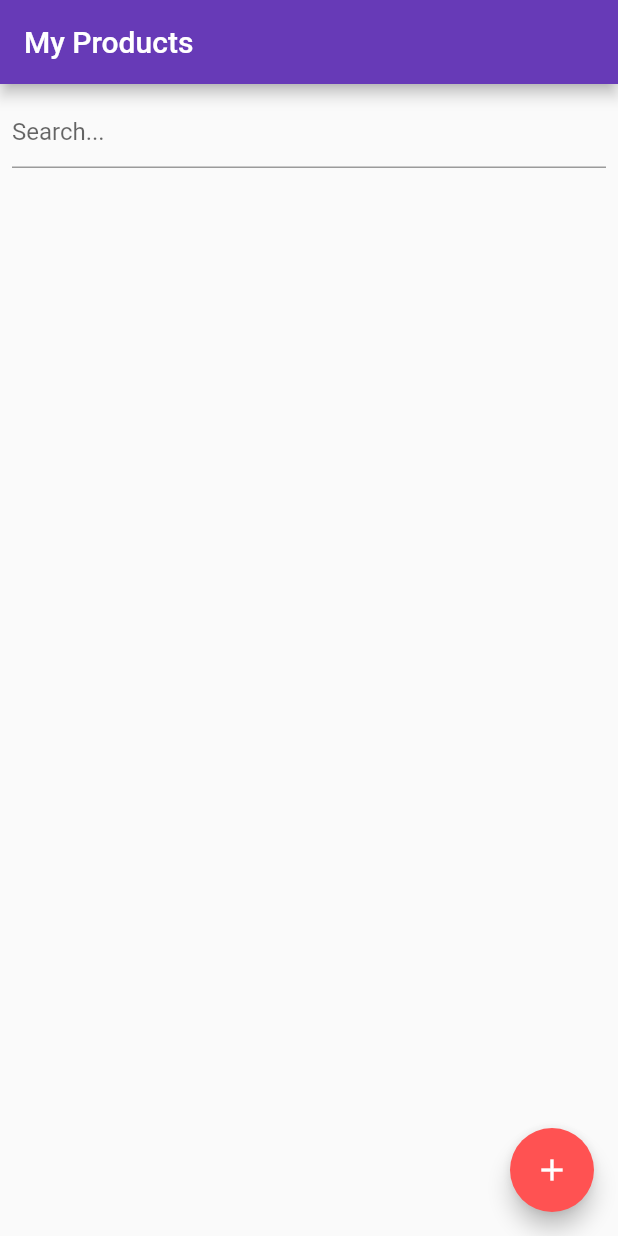
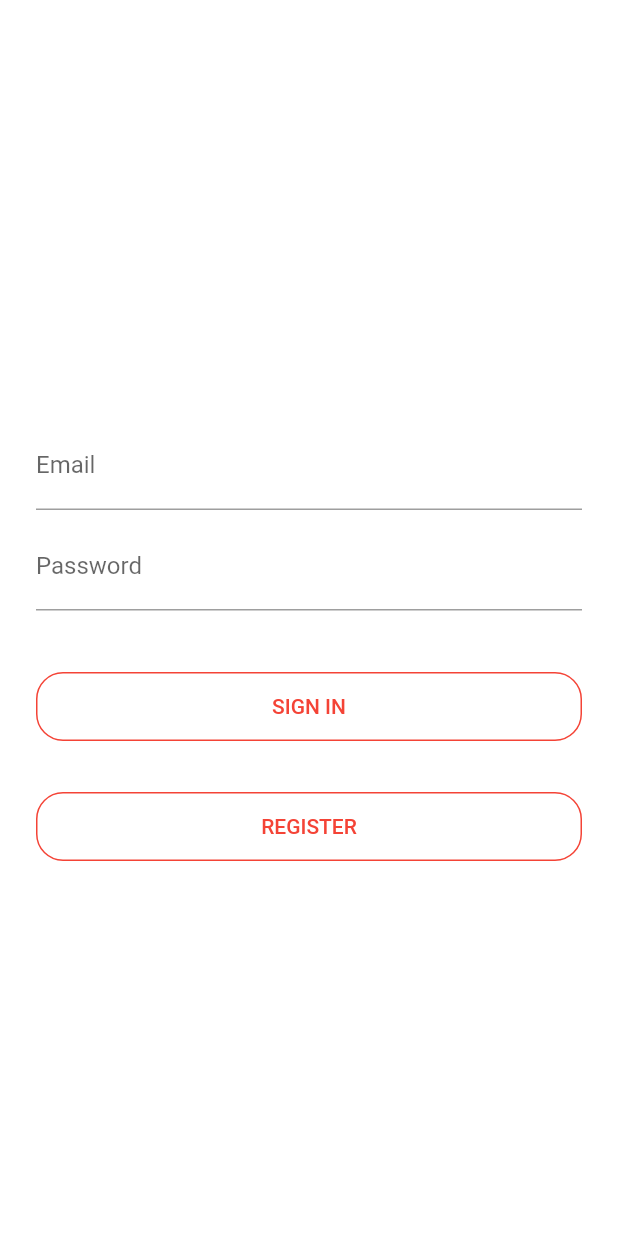
Before and after one commit to shrey-creator/BusinessEase, a Flutter app: the screen it shows after launch, on a phone screen of 412 x 824 dp. Run offline on Flutter 3.47's test engine with Material 2 defaults, Android fonts, the phone set to English and light mode, and no system bars; drawn by our look-alikes of firebase_database; our stand-ins replace firebase_auth, firebase_core, shared_preferences; accounts and stored records are empty.

Commit message:
final app is ready

```diff
--- a/lib/main.dart
+++ b/lib/main.dart
@@ -1,8 +1,20 @@
+import 'package:business/screens/login_registration.dart';
+import 'package:firebase_auth/firebase_auth.dart';
 import 'package:flutter/material.dart';
+import 'package:shared_preferences/shared_preferences.dart';
 import 'screens/products.dart';
+import 'package:firebase_core/firebase_core.dart';
 
-void main() {
-  runApp(MyApp());
+final _auth = FirebaseAuth.instance;
+dynamic loggedInUser;
+
+Future<void> main() async {
+  WidgetsFlutterBinding.ensureInitialized();
+  await Firebase.initializeApp();
+  SharedPreferences prefs = await SharedPreferences.getInstance();
+  var email = prefs.getString('email');
+  //print(email);
+  runApp(MaterialApp(home: email == null ? MyApp() : Home()));
 }
 
 class MyApp extends StatelessWidget {
@@ -16,6 +28,22 @@ class MyApp extends StatelessWidget {
         primaryColor: Colors.deepPurple,
         accentColor: Colors.redAccent,
       ),
+      home: RegistrationScreen(),
+    );
+  }
+}
+
+class Home extends StatelessWidget {
+  // This widget is the root of your application.
+  @override
+  Widget build(BuildContext context) {
+    return MaterialApp(
+      debugShowCheckedModeBanner: false,
+      title: 'My Products',
+      theme: ThemeData(
+        primaryColor: Colors.deepPurple,
+        accentColor: Colors.redAccent,
+      ),
       home: Products(),
     );
   }
--- /dev/null
+++ b/lib/screens/login_registration.dart
@@ -0,0 +1,231 @@
+import 'package:business/screens/products.dart';
+import 'package:flutter/material.dart';
+import 'package:shared_preferences/shared_preferences.dart';
+import '../components/round_buttions.dart';
+import 'package:firebase_auth/firebase_auth.dart';
+import 'package:firebase_core/firebase_core.dart';
+//import 'package:flutter_progress_hud/flutter_progress_hud.dart';
+
+class RegistrationScreen extends StatefulWidget {
+  //static String id = 'registration_screen';
+
+  @override
+  _RegistrationScreenState createState() => _RegistrationScreenState();
+}
+
+class _RegistrationScreenState extends State<RegistrationScreen> {
+  // bool isloggedin = false;
+  final GlobalKey<FormState> _formKey = GlobalKey<FormState>();
+  bool _insuccess = false;
+  bool _upsuccess = false;
+  late TextEditingController _emailController, _passController;
+  final FirebaseAuth _auth = FirebaseAuth.instance;
+  //final _auth = FirebaseAuth.instance;
+  late String _useremail;
+  late String password;
+
+  _showDeleteDialog(String alertText) {
+    showDialog<String>(
+      context: context,
+      builder: (BuildContext context) => AlertDialog(
+        title: Text('AlertDialog'),
+        content: Text('$alertText'),
+        actions: <Widget>[
+          TextButton(
+            onPressed: () => Navigator.pop(context, 'Cancel'),
+            child: const Text('Cancel'),
+          ),
+          TextButton(
+            onPressed: () => Navigator.pop(context, 'OK'),
+            child: const Text('OK'),
+          ),
+        ],
+      ),
+    );
+  }
+
+  void _register() async {
+    try {
+      UserCredential userCredential =
+          await _auth.createUserWithEmailAndPassword(
+              email: _emailController.text, password: _passController.text);
+      SharedPreferences prefs = await SharedPreferences.getInstance();
+      prefs.setString('email', '${_emailController.text}');
+      setState(() {
+        _upsuccess = false;
+      });
+      Navigator.push(
+        context,
+        MaterialPageRoute(builder: (_) {
+          return Products();
+        }),
+      );
+    } on FirebaseAuthException catch (e) {
+      setState(() {
+        _upsuccess = false;
+      });
+      if (e.code == 'weak-password') {
+        _showDeleteDialog("The password provided is too weak.");
+        //print('The password provided is too weak.');
+      } else if (e.code == 'email-already-in-use') {
+        _showDeleteDialog("The account already exists for that email.");
+        // print('The account already exists for that email.');
+      }
+    } catch (e) {
+      setState(() {
+        _upsuccess = false;
+      });
+      print(e);
+    }
+  }
+
+  void _signin() async {
+    try {
+      UserCredential userCredential = await _auth.signInWithEmailAndPassword(
+          email: _emailController.text, password: _passController.text);
+      SharedPreferences prefs = await SharedPreferences.getInstance();
+      prefs.setString('email', '${_emailController.text}');
+      // print("signed in");
+      setState(() {
+        _insuccess = false;
+      });
+      Navigator.push(
+        context,
+        MaterialPageRoute(builder: (_) {
+          return Products();
+        }),
+      );
+    } on FirebaseAuthException catch (e) {
+      setState(() {
+        _insuccess = false;
+      });
+      if (e.code == 'user-not-found') {
+        _showDeleteDialog("No user found for that email.");
+        //print('No user found for that email.');
+      } else if (e.code == 'wrong-password') {
+        _showDeleteDialog("Wrong password provided for that user.");
+        // print('Wrong password provided for that user.');
+      }
+    }
+  }
+
+  //bool loading = false;
+  @override
+  void initState() {
+    // TODO: implement initState
+    super.initState();
+    _emailController = TextEditingController();
+    _passController = TextEditingController();
+  }
+
+  @override
+  Widget build(BuildContext context) {
+    return Scaffold(
+      resizeToAvoidBottomInset: false,
+      backgroundColor: Colors.white,
+      body: Form(
+        key: _formKey,
+        child: Padding(
+          padding: EdgeInsets.symmetric(horizontal: 24.0),
+          child: Column(
+            mainAxisAlignment: MainAxisAlignment.center,
+            crossAxisAlignment: CrossAxisAlignment.stretch,
+            children: <Widget>[
+              SizedBox(
+                height: 48.0,
+              ),
+              TextFormField(
+                controller: _emailController,
+                decoration: const InputDecoration(labelText: 'Email'),
+                validator: (value) {
+                  if (value == null || value.isEmpty) {
+                    return 'Please enter valid email';
+                  }
+                  return null;
+                },
+              ),
+              SizedBox(
+                height: 8.0,
+              ),
+              TextFormField(
+                controller: _passController,
+                decoration: const InputDecoration(labelText: 'Password'),
+                validator: (value) {
+                  if (value == null || value.isEmpty) {
+                    return 'Password length should be more than 6 characters';
+                  }
+                  return null;
+                },
+              ),
+              SizedBox(
+                height: 24.0,
+              ),
+              Padding(
+                padding: EdgeInsets.symmetric(vertical: 16.0),
+                child: _insuccess
+                    ? CircularProgressIndicator()
+                    : TextButton(
+                        child: Text("Sign In".toUpperCase(),
+                            style: TextStyle(fontSize: 14)),
+                        style: ButtonStyle(
+                            padding: MaterialStateProperty.all<EdgeInsets>(
+                                EdgeInsets.all(15)),
+                            foregroundColor:
+                                MaterialStateProperty.all<Color>(Colors.red),
+                            shape: MaterialStateProperty.all<
+                                    RoundedRectangleBorder>(
+                                RoundedRectangleBorder(
+                                    borderRadius: BorderRadius.circular(18.0),
+                                    side: BorderSide(color: Colors.red)))),
+                        onPressed: () {
+                          _useremail = _emailController.text;
+                          password = _passController.text;
+                          if (_formKey.currentState!.validate()) {
+                            setState(() {
+                              _insuccess = true;
+                            });
+                            print(_useremail);
+                            print(password);
+                            _signin();
+                          }
+                        },
+                      ),
+              ),
+              Padding(
+                padding: EdgeInsets.symmetric(vertical: 16.0),
+                child: _upsuccess
+                    ? CircularProgressIndicator()
+                    : TextButton(
+                        child: Text("Register".toUpperCase(),
+                            style: TextStyle(fontSize: 14)),
+                        style: ButtonStyle(
+                            padding: MaterialStateProperty.all<EdgeInsets>(
+                                EdgeInsets.all(15)),
+                            foregroundColor:
+                                MaterialStateProperty.all<Color>(Colors.red),
+                            shape: MaterialStateProperty.all<
+                                    RoundedRectangleBorder>(
+                                RoundedRectangleBorder(
+                                    borderRadius: BorderRadius.circular(18.0),
+                                    side: BorderSide(color: Colors.red)))),
+                        onPressed: () {
+                          _useremail = _emailController.text;
+                          password = _passController.text;
+                          if (_formKey.currentState!.validate()) {
+                            setState(() {
+                              _upsuccess = false;
+                            });
+                            print(_useremail);
+                            print(password);
+                            _register();
+                          }
+                        },
+                      ),
+              ),
+            ],
+          ),
+        ),
+      ),
+    );
+  }
+}
--- a/pubspec.yaml
+++ b/pubspec.yaml
@@ -35,6 +35,12 @@ dependencies:
   # Use with the CupertinoIcons class for iOS style icons.
   cupertino_icons: ^1.0.2
   firebase_database: ^7.1.1
+  firebase_auth: ^2.0.0
+  shared_preferences: ^2.0.6
+  firebase_core: ^1.3.0
+
+
+
 
 dev_dependencies:
   flutter_test:
```
Also changed, not shown: lib/components/round_buttions.dart (added, +26 -0 lines), lib/screens/add_products.dart (+90 -13 lines), lib/screens/edit_product.dart (+13 -8 lines), lib/screens/products.dart (+109 -32 lines), pubspec.lock, 1 other file.
